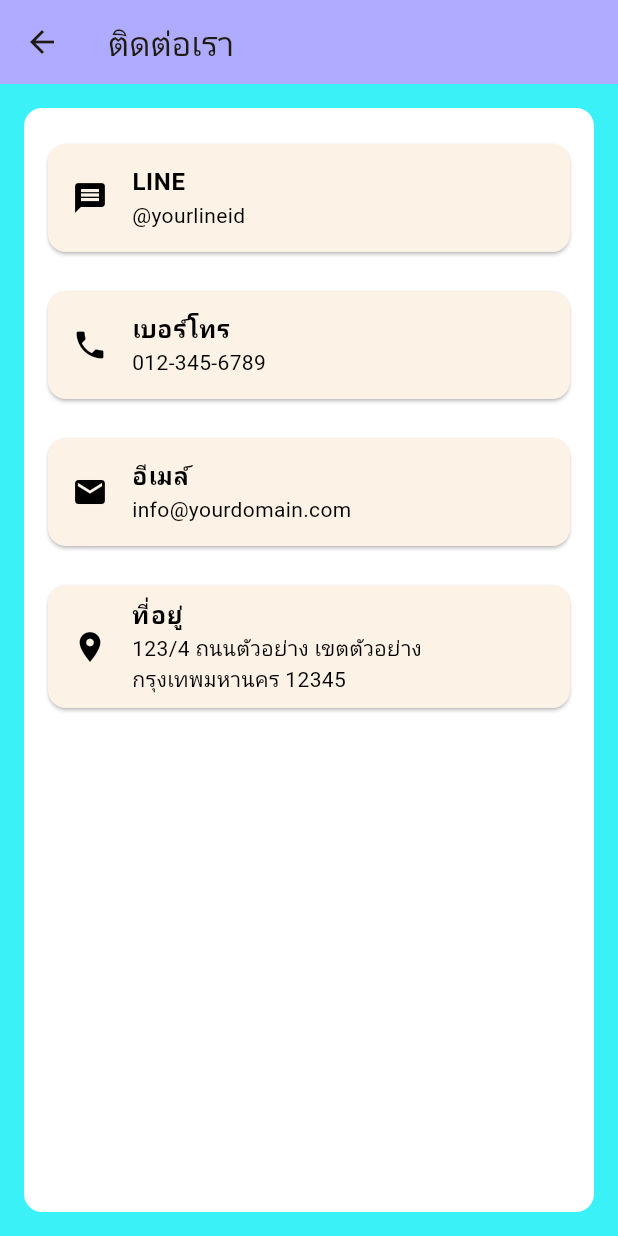
After one commit to Tinz2/fableland, a Flutter app: the screen it shows after launch, after a tap on the "contact mail" icon, on a phone screen of 412 x 824 dp. The commit adds this screen. Run offline on Flutter 3.47's test engine with Material 3 defaults, Android fonts, the phone set to English and light mode, and no system bars; our stand-ins replace audioplayers, lottie, webview_flutter.

Commit message:
ทำหน้าติดต่อละก็ทำขวาบนเป็นติดต่อเรา เปลียนappbar ทุกหน้าให้มีขวาบน

```diff
--- /dev/null
+++ b/lib/contact.dart
@@ -0,0 +1,74 @@
+import 'package:flutter/material.dart';
+
+class ContactUs extends StatelessWidget {
+  @override
+  Widget build(BuildContext context) {
+    return Scaffold(
+      appBar: AppBar(
+        title: Text('ติดต่อเรา'),
+        backgroundColor: Color.fromRGBO(175, 172, 255, 1),
+      ),
+      body: Container(
+        color: Color.fromRGBO(58, 241, 248, 1), // ตั้งค่าสีฟ้า
+        padding: EdgeInsets.all(16.0),
+        child: Center(
+          child: Container(
+            padding: EdgeInsets.all(16.0),
+            decoration: BoxDecoration(
+              color: Colors.white,
+              borderRadius: BorderRadius.circular(12),
+            ),
+            child: ListView(
+              children: [
+                ContactItem(
+                  icon: Icons.message,
+                  title: 'LINE',
+                  detail: '@yourlineid',
+                ),
+                SizedBox(height: 10),
+                ContactItem(
+                  icon: Icons.phone,
+                  title: 'เบอร์โทร',
+                  detail: '012-345-6789',
+                ),
+                SizedBox(height: 10),
+                ContactItem(
+                  icon: Icons.email,
+                  title: 'อีเมล์',
+                  detail: 'info@yourdomain.com',
+                ),
+                SizedBox(height: 10),
+                ContactItem(
+                  icon: Icons.location_on,
+                  title: 'ที่อยู่',
+                  detail: '123/4 ถนนตัวอย่าง เขตตัวอย่าง กรุงเทพมหานคร 12345',
+                ),
+              ],
+            ),
+          ),
+        ),
+      ),
+    );
+  }
+}
+
+class ContactItem extends StatelessWidget {
+  final IconData icon;
+  final String title;
+  final String detail;
+
+  ContactItem({required this.icon, required this.title, required this.detail});
+
+  @override
+  Widget build(BuildContext context) {
+    return Card(
+      margin: const EdgeInsets.symmetric(vertical: 8.0),
+      child: ListTile(
+        leading: Icon(icon, color: Colors.black),
+        title: Text(title,
+            style: TextStyle(fontWeight: FontWeight.bold, color: Colors.black)),
+        subtitle: Text(detail, style: TextStyle(color: Colors.black)),
+      ),
+    );
+  }
+}
--- a/lib/menu.dart
+++ b/lib/menu.dart
@@ -5,20 +5,21 @@ import 'fablemenu1.dart';
 import 'fablemenu2.dart';
 import 'fablemenu3.dart';
 import 'fablemenu4.dart';
+import 'contact.dart'; // ตรวจสอบว่ามีการนำเข้า ContactUs
 
-//Method หลักทีRun
+// Method หลักที่ Run
 void main() {
   runApp(MyApp());
 }
 
-//Class state less สงั่ แสดงผลหนา้จอ
+// Class state less สั่งแสดงผลหน้าจอ
 class MyApp extends StatelessWidget {
   const MyApp({super.key});
-// This widget is the root of your application.
+
   @override
   Widget build(BuildContext context) {
     return MaterialApp(
-      title: '...',
+      title: 'Fableland Application',
       theme: ThemeData(
         colorScheme:
             ColorScheme.fromSeed(seedColor: Color.fromARGB(239, 245, 188, 2)),
@@ -29,38 +30,38 @@ class MyApp extends StatelessWidget {
   }
 }
 
-//Class stateful เรียกใช้การท างานแบบโต้ตอบ (เรียกใช้ State)
+// Class stateful เรียกใช้การทำงานแบบโต้ตอบ (เรียกใช้ State)
 class menu extends StatefulWidget {
   @override
   State<menu> createState() => _MyHomePageState();
 }
 
-//class state เขียน Code ภาษา dart เพอื่รับค่าจากหนา้จอมาคา นวณและส่งคา่่กลบัไปแสดงผล
+// Class state เขียน Code ภาษา Dart เพื่อติดต่อหน้าจอ
 class _MyHomePageState extends State<menu> {
-  void _intialstate() {
-    setState(() {});
-  }
+  int _currentIndex = 0;
 
-//ประกาศตวัแปรเกบ็ลา ดบัของหนา้จอ
-  int _currentIndex = 0;
-// สร้างตวัแปรอาร์เรยเ์พื่อเกบ็ รายการของหนา้จอที่ตอ้งการสลบัไปเมื่อเลือกแต่ละแทบ็
   final List<Widget> _screens = [
     home(),
     fable1(),
     fable2(),
     fable3(),
     fable4(),
-    fable1(),
   ];
-// สร้างฟังกช์ นั ที่ใชส้ลบั หนา้จอเมื่อผใู้ชเ้ลือกแทบ็
+
   void _onTabTapped(int index) {
     setState(() {
-      _currentIndex = index;
+      _currentIndex = index; // กำหนดค่า index ที่เลือก
     });
   }
 
+  void _showContactUs() {
+    Navigator.push(
+      context,
+      MaterialPageRoute(builder: (context) => ContactUs()), // แสดงหน้าติดต่อเรา
+    );
+  }
+
   @override
-//ส่วนออกแบบหนา้จอ
   Widget build(BuildContext context) {
     return Scaffold(
       appBar: AppBar(
@@ -69,16 +70,21 @@ class _MyHomePageState extends State<menu> {
           padding: const EdgeInsets.all(8.0),
           child: Image.asset('assets/logo.png'),
         ),
+        actions: [
+          IconButton(
+            icon: Icon(Icons.contact_mail),
+            onPressed: _showContactUs, // ไปที่หน้าติดต่อเรา
+          ),
+        ],
       ),
       body: _screens[_currentIndex], // แสดงหน้าจอที่ถูกเลือกตามค่าในอาร์เรย์
       bottomNavigationBar: BottomNavigationBar(
-        currentIndex: _currentIndex, //ล าดับของแท็บที่ถูกเลือก
-        onTap: _onTabTapped, // ฟังกช์ นั ที่เรียกเมื่อกดแต่ละแทบ็
+        currentIndex: _currentIndex, // ลำดับของแท็บที่ถูกเลือก
+        onTap: _onTabTapped, // ฟังก์ชันที่เรียกเมื่อกดแต่ละแท็บ
         items: [
-          //กา หนดจา นวนBottomNavigationBarItemเท่ากบัจา นวนเมนูดา้นลา่ งที่ตอ้การ
           BottomNavigationBarItem(
-            icon: Icon(Icons.home), //กา หนดรูปแบบไอคอนของแต่ละแท็ป
-            label: 'Home', //กา หนดชื่อแทป็ ที่ตอ้งการ
+            icon: Icon(Icons.home),
+            label: 'Home',
           ),
           BottomNavigationBarItem(
             icon: Icon(Icons.search),
@@ -97,21 +103,10 @@ class _MyHomePageState extends State<menu> {
             label: 'รวมนิทาน',
           ),
         ],
-        type:
-            BottomNavigationBarType.fixed, // คงที่เพื่อให้ทุกแท็บมีขนาดเท่ากัน
-
-        // ตั้งค่าพื้นหลังเป็นสีดำ
+        type: BottomNavigationBarType.fixed,
         backgroundColor: const Color.fromRGBO(175, 172, 255, 100),
-
-        // กำหนดสีของไอคอนและ label เมื่อเลือก
         selectedItemColor: const Color.fromARGB(255, 63, 63, 63),
-
-        // กำหนดสีของไอคอนและ label เมื่อยังไม่ได้เลือก
         unselectedItemColor: const Color.fromARGB(255, 0, 0, 0),
-
-        // ปรับขนาดของไอคอน
-        selectedIconTheme: IconThemeData(size: 30),
-        unselectedIconTheme: IconThemeData(size: 24),
       ),
     );
   }
```
Also changed, not shown: lib/fable1.dart (+8 -11 lines), lib/fable2.dart (+8 -11 lines), lib/fable3.dart (+8 -11 lines), lib/fable4.dart (+8 -11 lines).
